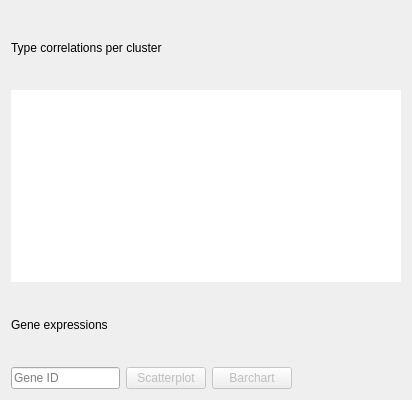
The window that TabWidget.ui (KaikiasVind/CellBadger) describes before a commit, drawn with Qt 5.
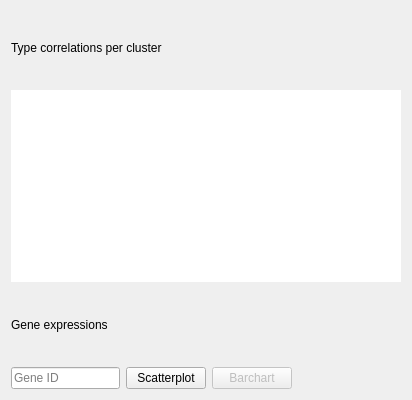
The same window after the commit.

```diff
--- a/TabWidget.ui
+++ b/TabWidget.ui
@@ -111,11 +111,14 @@
      <item>
       <widget class="QPushButton" name="pushButtonScatterPlot">
        <property name="enabled">
-        <bool>false</bool>
+        <bool>true</bool>
        </property>
        <property name="text">
         <string>Scatterplot</string>
        </property>
+       <property name="checkable">
+        <bool>false</bool>
+       </property>
       </widget>
      </item>
      <item>
```
